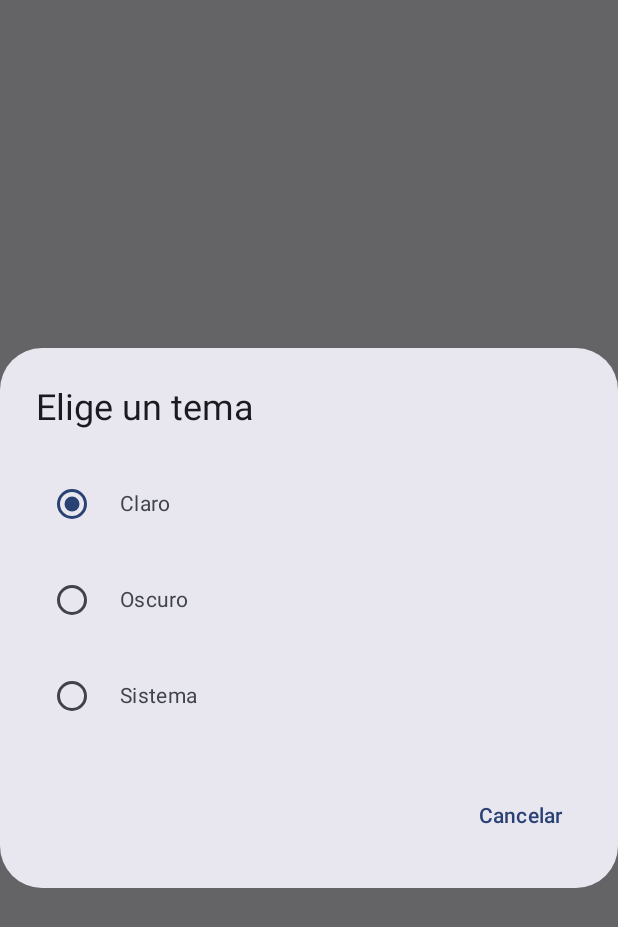
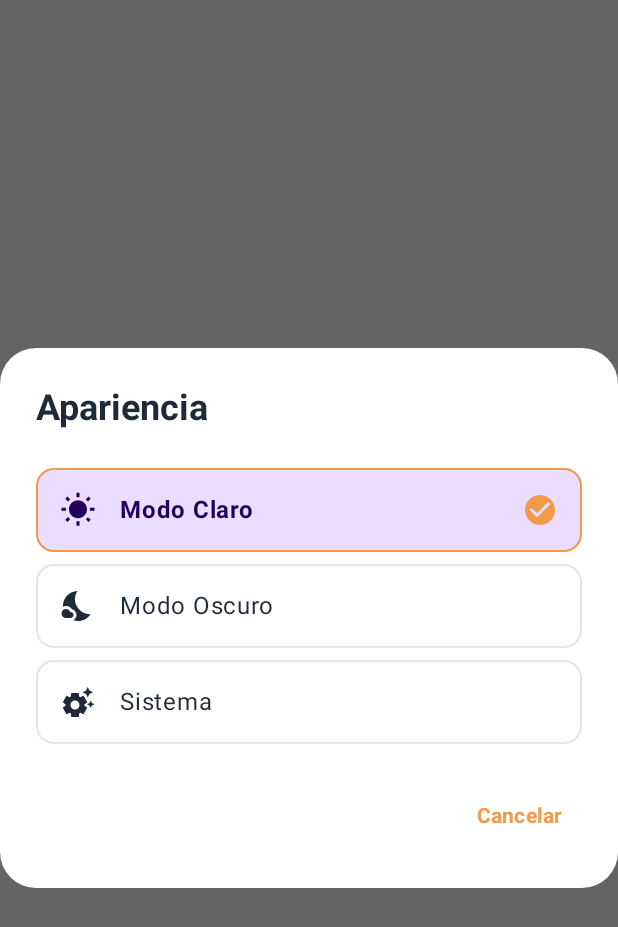
Before and after one commit to maisimo365/PagosYa, an Android app built with Jetpack Compose: the composable ThemeSelectionDialog shown on its own in the app's theme, on a phone screen of 412 x 824 dp. Shown: the top 927 px of the screen. Run offline under Robolectric (Android 15) with nearby library versions, the phone set to English and light mode, and no system bars.

Commit message:
feat: Se cambio el estilo de la app con la paleta de colores y se modifico el modo de escoger el tema.

```diff
--- a/app/src/main/java/com/example/serviciocobros/ui/home/ProfileScreen.kt
+++ b/app/src/main/java/com/example/serviciocobros/ui/home/ProfileScreen.kt
@@ -18,6 +18,10 @@ import androidx.compose.ui.text.font.FontWeight
 import androidx.compose.ui.unit.dp
 import com.example.serviciocobros.AppTheme
 import com.example.serviciocobros.data.model.Usuario
+import androidx.compose.material.icons.filled.CheckCircle
+import androidx.compose.material.icons.filled.NightsStay
+import androidx.compose.material.icons.filled.SettingsSuggest
+import androidx.compose.material.icons.filled.WbSunny
 
 @Composable
 fun ProfileScreen(
@@ -138,40 +142,92 @@ fun ThemeSelectionDialog(
 ) {
     AlertDialog(
         onDismissRequest = onDismiss,
-        title = { Text("Elige un tema") },
+        containerColor = MaterialTheme.colorScheme.surface,
+        titleContentColor = MaterialTheme.colorScheme.onSurface,
+        // Forma redondeada suave (CornerSize 16dp sugerido en PDF)
+        shape = androidx.compose.foundation.shape.RoundedCornerShape(24.dp),
+        title = {
+            Text(
+                text = "Apariencia",
+                style = MaterialTheme.typography.headlineSmall,
+                fontWeight = FontWeight.Bold,
+                modifier = Modifier.padding(bottom = 8.dp)
+            )
+        },
         text = {
-            Column {
-                ThemeOption(AppTheme.LIGHT, "Claro", currentTheme, onThemeSelected)
-                ThemeOption(AppTheme.DARK, "Oscuro", currentTheme, onThemeSelected)
-                ThemeOption(AppTheme.SYSTEM, "Sistema", currentTheme, onThemeSelected)
+            Column(verticalArrangement = Arrangement.spacedBy(8.dp)) {
+                ThemeOptionItem(
+                    title = "Modo Claro",
+                    icon = Icons.Default.WbSunny,
+                    isSelected = currentTheme == AppTheme.LIGHT,
+                    onClick = { onThemeSelected(AppTheme.LIGHT) }
+                )
+                ThemeOptionItem(
+                    title = "Modo Oscuro",
+                    icon = Icons.Default.NightsStay,
+                    isSelected = currentTheme == AppTheme.DARK,
+                    onClick = { onThemeSelected(AppTheme.DARK) }
+                )
+                ThemeOptionItem(
+                    title = "Sistema",
+                    icon = Icons.Default.SettingsSuggest,
+                    isSelected = currentTheme == AppTheme.SYSTEM,
+                    onClick = { onThemeSelected(AppTheme.SYSTEM) }
+                )
             }
         },
         confirmButton = {
-            TextButton(onClick = onDismiss) { Text("Cancelar") }
+            TextButton(onClick = onDismiss) {
+                Text("Cancelar", fontWeight = FontWeight.Bold)
+            }
         }
     )
 }
 
 @Composable
-fun ThemeOption(
-    theme: AppTheme,
-    text: String,
-    currentTheme: AppTheme,
-    onSelect: (AppTheme) -> Unit
+fun ThemeOptionItem(
+    title: String,
+    icon: ImageVector,
+    isSelected: Boolean,
+    onClick: () -> Unit
 ) {
-    Row(
-        modifier = Modifier
-            .fillMaxWidth()
-            .clickable { onSelect(theme) }
-            .padding(vertical = 8.dp),
-        verticalAlignment = Alignment.CenterVertically
+    // Definimos colores según si está seleccionado o no
+    val containerColor = if (isSelected) MaterialTheme.colorScheme.primaryContainer else Color.Transparent
+    val contentColor = if (isSelected) MaterialTheme.colorScheme.onPrimaryContainer else MaterialTheme.colorScheme.onSurface
+    val borderColor = if (isSelected) MaterialTheme.colorScheme.primary else Color.LightGray.copy(alpha = 0.5f)
+
+    Surface(
+        onClick = onClick,
+        shape = androidx.compose.foundation.shape.RoundedCornerShape(12.dp),
+        color = containerColor,
+        border = androidx.compose.foundation.BorderStroke(1.dp, borderColor),
+        modifier = Modifier.fillMaxWidth()
     ) {
-        RadioButton(
-            selected = (theme == currentTheme),
-            onClick = { onSelect(theme) }
-        )
-        Spacer(modifier = Modifier.width(8.dp))
-        Text(text = text)
+        Row(
+            modifier = Modifier.padding(16.dp),
+            verticalAlignment = Alignment.CenterVertically
+        ) {
+            Icon(
+                imageVector = icon,
+                contentDescription = null,
+                tint = contentColor
+            )
+            Spacer(modifier = Modifier.width(16.dp))
+            Text(
+                text = title,
+                style = MaterialTheme.typography.bodyLarge,
+                fontWeight = if (isSelected) FontWeight.Bold else FontWeight.Normal,
+                color = contentColor
+            )
+            Spacer(modifier = Modifier.weight(1f))
+            if (isSelected) {
+                Icon(
+                    imageVector = Icons.Default.CheckCircle,
+                    contentDescription = "Seleccionado",
+                    tint = MaterialTheme.colorScheme.primary
+                )
+            }
+        }
     }
 }
 
--- a/app/src/main/java/com/example/serviciocobros/ui/theme/Theme.kt
+++ b/app/src/main/java/com/example/serviciocobros/ui/theme/Theme.kt
@@ -9,35 +9,46 @@ import androidx.compose.material3.dynamicDarkColorScheme
 import androidx.compose.material3.dynamicLightColorScheme
 import androidx.compose.material3.lightColorScheme
 import androidx.compose.runtime.Composable
+import androidx.compose.runtime.SideEffect
+import androidx.compose.ui.graphics.Color
+import androidx.compose.ui.graphics.toArgb
 import androidx.compose.ui.platform.LocalContext
+import androidx.compose.ui.platform.LocalView
+import androidx.core.view.WindowCompat
 
+// Esquema Oscuro
 private val DarkColorScheme = darkColorScheme(
-    primary = Purple80,
-    secondary = PurpleGrey80,
-    tertiary = Pink80
+    primary = OrangeTerracotta,
+    onPrimary = Color.White,
+    secondary = GreenEmerald,
+    background = BlueMidnight,
+    surface = GraySurfaceDark,
+    onBackground = WhiteCream,
+    onSurface = WhiteCream,
+    error = RedCoral
 )
 
+// Esquema Claro (El principal de tu diseño)
 private val LightColorScheme = lightColorScheme(
-    primary = Purple40,
-    secondary = PurpleGrey40,
-    tertiary = Pink40
+    primary = OrangeTerracotta,
+    onPrimary = Color.White,
+    secondary = GreenEmerald,
+    tertiary = RedCoral,
 
-    /* Other default colors to override
-    background = Color(0xFFFFFBFE),
-    surface = Color(0xFFFFFBFE),
-    onPrimary = Color.White,
+    background = WhiteCream,
+    surface = Color.White, // Las tarjetas blancas sobre fondo crema
+
+    onBackground = BlueNight,
+    onSurface = BlueNight,
     onSecondary = Color.White,
-    onTertiary = Color.White,
-    onBackground = Color(0xFF1C1B1F),
-    onSurface = Color(0xFF1C1B1F),
-    */
+    error = RedCoral
 )
 
 @Composable
 fun ServicioCobrosTheme(
     darkTheme: Boolean = isSystemInDarkTheme(),
-    // Dynamic color is available on Android 12+
-    dynamicColor: Boolean = true,
+    // Dynamic color está disponible en Android 12+
+    dynamicColor: Boolean = false, // Lo desactivamos para forzar TU marca (Naranja)
     content: @Composable () -> Unit
 ) {
     val colorScheme = when {
@@ -45,9 +56,20 @@ fun ServicioCobrosTheme(
             val context = LocalContext.current
             if (darkTheme) dynamicDarkColorScheme(context) else dynamicLightColorScheme(context)
         }
-
         darkTheme -> DarkColorScheme
         else -> LightColorScheme
+    }
+
+    val view = LocalView.current
+    if (!view.isInEditMode) {
+        SideEffect {
+            val window = (view.context as Activity).window
+            // Pintamos la barra de estado del color del fondo para que se vea integrado
+            window.statusBarColor = colorScheme.background.toArgb()
+
+            // Iconos oscuros si el fondo es claro
+            WindowCompat.getInsetsController(window, view).isAppearanceLightStatusBars = !darkTheme
+        }
     }
 
     MaterialTheme(
```
Also changed, not shown: app/src/main/java/com/example/serviciocobros/ui/theme/Color.kt (+11 -6 lines).
